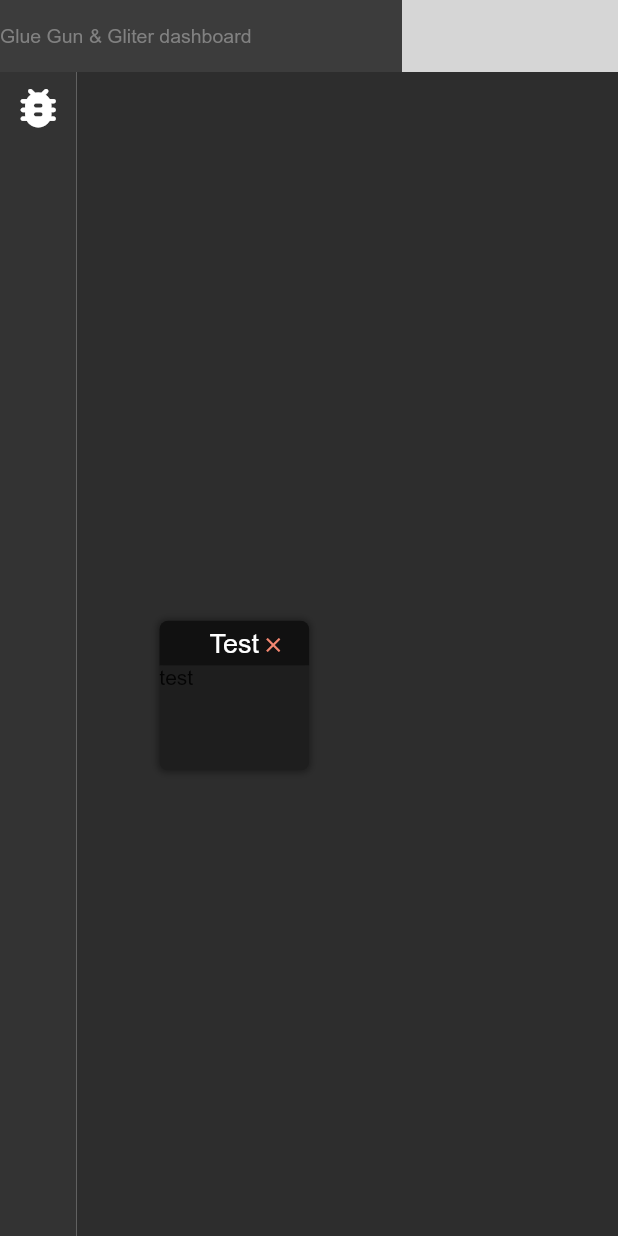
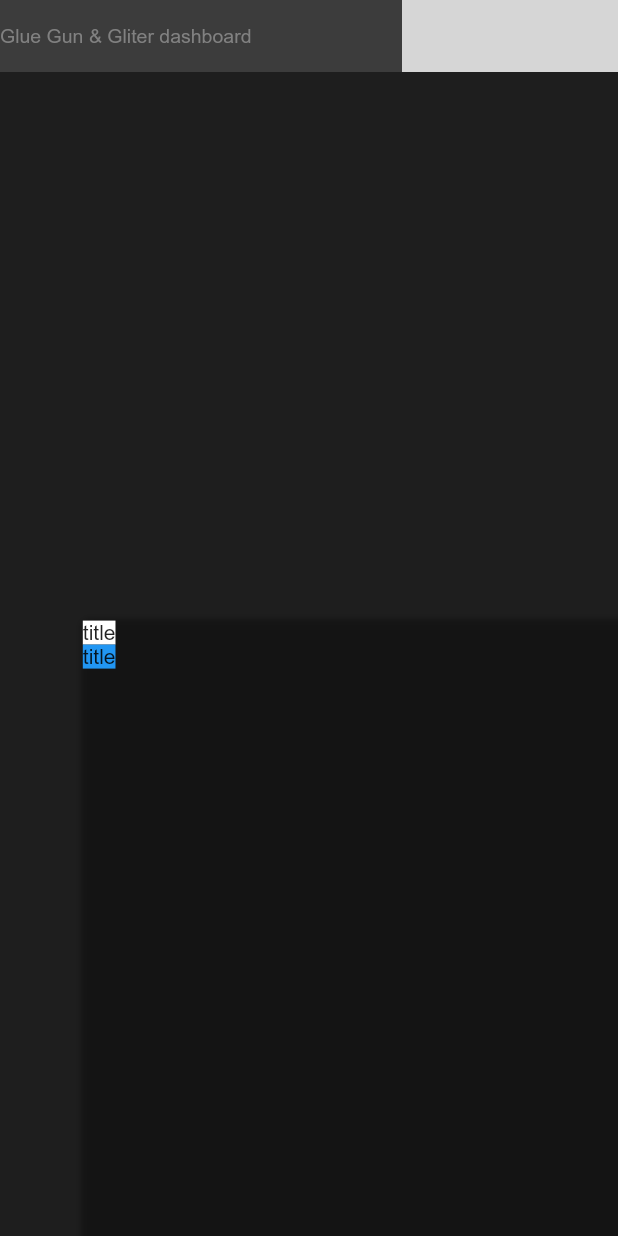
Before and after one commit to liad-inon/dashboard, a Flutter app: the screen it shows after launch, on a phone screen of 412 x 824 dp. Run offline on Flutter 3.47's test engine with Material 2 defaults, Android fonts, the phone set to English and light mode, and no system bars; missing offline and left inert: bitsdojo_window; grey boxes are pictures that could not be loaded.

Commit message:
local back end done, transfom dynamic done

```diff
--- a/lib/components/mdi_manager.dart
+++ /dev/null
@@ -1,27 +0,0 @@
-import 'package:flutter/material.dart';
-
-import 'mdi_controller.dart';
-
-class MdiManager extends StatefulWidget {
-  const MdiManager({Key? key, required this.mdiController}) : super(key: key);
-
-  final MdiController mdiController;
-
-  @override
-  _MdiManagerState createState() => _MdiManagerState();
-}
-
-class _MdiManagerState extends State<MdiManager> {
-  @override
-  Widget build(BuildContext context) {
-    return Stack(
-        children: widget.mdiController.windows.map((e) {
-      return Positioned(
-        left: e.x,
-        top: e.y,
-        key: e.key,
-        child: e,
-      );
-    }).toList());
-  }
-}
--- a/lib/components/resizable_window.dart
+++ b/lib/components/transform_dynamic/transform_dynamic.dart
@@ -1,61 +1,85 @@
 import 'package:dashboard/Constants.dart';
 import 'package:flutter/material.dart';
 
-double headerSize = 30;
-
-class ResizableWindow extends StatefulWidget {
-  ResizableWindow({
+class TransformDynamic extends StatefulWidget {
+  TransformDynamic({
     required this.body,
-    required this.title,
+    required this.titleBar,
     required this.defaultWidth,
     required this.defaultHeight,
-    required this.sizable,
-    required this.haveCloseButton,
+    required this.minWidth,
+    required this.minHeight,
+    required this.resizable,
+    required this.draggable,
+    this.decoration,
+    this.resizeDetectorsColor,
   }) : super(key: UniqueKey()) {
     currentHeight = defaultHeight;
     currentWidth = defaultWidth;
   }
 
   final Widget body;
-  final String title;
-  final bool sizable;
-  final bool haveCloseButton;
+  final Widget titleBar;
+  final bool resizable;
+  final bool draggable;
+  final BoxDecoration? decoration;
+  final Color? resizeDetectorsColor;
+  late double minWidth;
+  late double minHeight;
   late double currentHeight, defaultHeight = defaultHeight;
   late double currentWidth, defaultWidth = defaultWidth;
+
   late double x;
   late double y;
   late Function(double, double) onWindowDragged;
   late Function() onCloseButtonClicked;
 
   @override
-  _ResizableWindowState createState() => _ResizableWindowState();
+  _TransformDynamicState createState() => _TransformDynamicState();
 }
 
-class _ResizableWindowState extends State<ResizableWindow> {
+class _TransformDynamicState extends State<TransformDynamic> {
+  late double preWidth;
+  late double preHight;
+
+  @override
+  void initState() {
+    preWidth = widget.defaultWidth;
+    preHight = widget.defaultHeight;
+  }
+
   @override
   Widget build(BuildContext context) {
     return Container(
-      decoration: const BoxDecoration(
-        borderRadius: BorderRadius.all(Radius.circular(defaultBoarderRadius)),
-        boxShadow: [
-          BoxShadow(
-            color: Color(0x54000000),
-            spreadRadius: 1,
-            blurRadius: 3,
+      decoration: widget.decoration,
+      height: widget.currentHeight,
+      width: widget.currentWidth,
+      child: Stack(
+        children: [
+          Column(
+            crossAxisAlignment: CrossAxisAlignment.start,
+            children: [
+              (widget.draggable)
+                  ? _dragButton(widget.titleBar)
+                  : widget.titleBar,
+              widget.body,
+            ],
           ),
+          (widget.resizable) ? _resizeDetectors() : Container()
         ],
       ),
-      height: (widget.sizable) ? widget.currentHeight : widget.defaultHeight,
-      width: (widget.sizable) ? widget.currentWidth : widget.defaultWidth,
-      child: Stack(
+    );
+  }
+
+  Widget _dragButton(Widget child) => GestureDetector(
+        onPanUpdate: (tapInfo) {
+          widget.onWindowDragged(tapInfo.delta.dx, tapInfo.delta.dy);
+        },
+        child: child,
+      );
+
+  Widget _resizeDetectors() => Stack(
         children: [
-          ClipRRect(
-            borderRadius:
-                BorderRadius.all(Radius.circular(defaultBoarderRadius)),
-            child: Column(
-              children: [_header(), _body()],
-            ),
-          ),
           Positioned(
               right: 0,
               top: 0,
@@ -66,6 +90,7 @@ class _ResizableWindowState extends State<ResizableWindow> {
                   cursor: SystemMouseCursors.resizeLeftRight,
                   opaque: true,
                   child: Container(
+                    color: widget.resizeDetectorsColor,
                     width: 4,
                   ),
                 ),
@@ -80,6 +105,7 @@ class _ResizableWindowState extends State<ResizableWindow> {
                   cursor: SystemMouseCursors.resizeLeftRight,
                   opaque: true,
                   child: Container(
+                    color: widget.resizeDetectorsColor,
                     width: 4,
                   ),
                 ),
@@ -94,6 +120,7 @@ class _ResizableWindowState extends State<ResizableWindow> {
                   cursor: SystemMouseCursors.resizeUpDown,
                   opaque: true,
                   child: Container(
+                    color: widget.resizeDetectorsColor,
                     height: 4,
                   ),
                 ),
@@ -108,6 +135,7 @@ class _ResizableWindowState extends State<ResizableWindow> {
                   cursor: SystemMouseCursors.resizeUpDown,
                   opaque: true,
                   child: Container(
+                    color: widget.resizeDetectorsColor,
                     height: 4,
                   ),
                 ),
@@ -121,6 +149,7 @@ class _ResizableWindowState extends State<ResizableWindow> {
                   cursor: SystemMouseCursors.resizeUpLeftDownRight,
                   opaque: true,
                   child: Container(
+                    color: widget.resizeDetectorsColor,
                     height: 6,
                     width: 6,
                   ),
@@ -135,6 +164,7 @@ class _ResizableWindowState extends State<ResizableWindow> {
                   cursor: SystemMouseCursors.resizeUpRightDownLeft,
                   opaque: true,
                   child: Container(
+                    color: widget.resizeDetectorsColor,
                     height: 6,
                     width: 6,
                   ),
@@ -149,6 +179,7 @@ class _ResizableWindowState extends State<ResizableWindow> {
                   cursor: SystemMouseCursors.resizeUpRightDownLeft,
                   opaque: true,
                   child: Container(
+                    color: widget.resizeDetectorsColor,
                     height: 6,
                     width: 6,
                   ),
@@ -163,68 +194,20 @@ class _ResizableWindowState extends State<ResizableWindow> {
                   cursor: SystemMouseCursors.resizeUpLeftDownRight,
                   opaque: true,
                   child: Container(
+                    color: widget.resizeDetectorsColor,
                     height: 6,
                     width: 6,
                   ),
                 ),
               )),
         ],
-      ),
-    );
-  }
-
-  _header() {
-    return GestureDetector(
-      onPanUpdate: (tapInfo) {
-        widget.onWindowDragged(tapInfo.delta.dx, tapInfo.delta.dy);
-      },
-      child: Container(
-        width: (widget.sizable) ? widget.currentWidth : widget.defaultWidth,
-        height: headerSize,
-        color: const Color(0xff111111),
-        child: Stack(
-          alignment: AlignmentDirectional.centerEnd,
-          children: [
-            Center(
-              child: Text(
-                widget.title,
-                style: const TextStyle(
-                  color: Colors.white,
-                  fontSize: 18,
-                ),
-              ),
-            ),
-            IconButton(
-              onPressed: widget.onCloseButtonClicked,
-              icon: const Icon(
-                Icons.close,
-                color: Color(0xfff48771),
-                size: 16,
-              ),
-            )
-          ],
-        ),
-      ),
-    );
-  }
-
-  _body() {
-    return Container(
-      width: (widget.sizable) ? widget.currentWidth : widget.defaultWidth,
-      height: ((widget.sizable) ? widget.currentHeight : widget.defaultHeight) -
-          headerSize,
-      color: onBackroundColor,
-      child: widget.body,
-    );
-  }
+      );
 
   void _onHorizontalDragLeft(DragUpdateDetails details) {
     setState(() {
-      widget.currentWidth -= details.delta.dx;
-      if (widget.currentWidth < widget.defaultWidth) {
-        widget.currentWidth = widget.defaultWidth;
-      } else {
+      if ((widget.currentWidth - details.delta.dx) > widget.minWidth) {
         widget.onWindowDragged(details.delta.dx, 0);
+        widget.currentWidth -= details.delta.dx;
       }
     });
   }
@@ -232,8 +215,8 @@ class _ResizableWindowState extends State<ResizableWindow> {
   void _onHorizontalDragRight(DragUpdateDetails details) {
     setState(() {
       widget.currentWidth += details.delta.dx;
-      if (widget.currentWidth < widget.defaultWidth) {
-        widget.currentWidth = widget.defaultWidth;
+      if (widget.currentWidth < widget.minWidth) {
+        widget.currentWidth = widget.minWidth;
       }
     });
   }
@@ -241,18 +224,16 @@ class _ResizableWindowState extends State<ResizableWindow> {
   void _onHorizontalDragBottom(DragUpdateDetails details) {
     setState(() {
       widget.currentHeight += details.delta.dy;
-      if (widget.currentHeight < widget.defaultHeight) {
-        widget.currentHeight = widget.defaultHeight;
+      if (widget.currentHeight < widget.minHeight) {
+        widget.currentHeight = widget.minHeight;
       }
     });
   }
 
   void _onHorizontalDragTop(DragUpdateDetails details) {
     setState(() {
-      widget.currentHeight -= details.delta.dy;
-      if (widget.currentHeight < widget.defaultHeight) {
-        widget.currentHeight = widget.defaultHeight;
-      } else {
+      if ((widget.currentHeight - details.delta.dy) > widget.minHeight) {
+        widget.currentHeight -= details.delta.dy;
         widget.onWindowDragged(0, details.delta.dy);
       }
     });
--- /dev/null
+++ b/lib/components/transform_dynamic/transform_dynamic_builder.dart
@@ -0,0 +1,47 @@
+import 'package:dashboard/components/transform_dynamic/transform_dynamic.dart';
+import 'package:flutter/material.dart';
+
+import 'transform_dynamic_controller.dart';
+
+class TransformDynamicBuilder extends StatefulWidget {
+  const TransformDynamicBuilder({
+    Key? key,
+    required this.children,
+  }) : super(key: key);
+
+  final List<TransformDynamic> children;
+
+  @override
+  _TransformDynamicBuilderState createState() =>
+      _TransformDynamicBuilderState();
+}
+
+class _TransformDynamicBuilderState extends State<TransformDynamicBuilder> {
+  late TransformDynamicController controller;
+
+  @override
+  void initState() {
+    super.initState();
+
+    controller = TransformDynamicController(() {
+      setState(() {});
+    });
+
+    for (TransformDynamic child in widget.children) {
+      controller.add(child);
+    }
+  }
+
+  @override
+  Widget build(BuildContext context) {
+    return Stack(
+        children: controller.windows.map((e) {
+      return Positioned(
+        left: e.x,
+        top: e.y,
+        key: e.key,
+        child: e,
+      );
+    }).toList());
+  }
+}
--- /dev/null
+++ b/lib/components/transform_dynamic/transform_dynamic_controller.dart
@@ -0,0 +1,43 @@
+import 'dart:math';
+
+import 'package:flutter/material.dart';
+
+import 'transform_dynamic.dart';
+
+class TransformDynamicController {
+  TransformDynamicController(this._onUpdate);
+
+  List<TransformDynamic> _windows = List.empty(growable: true);
+
+  VoidCallback _onUpdate;
+
+  List<TransformDynamic> get windows => _windows;
+
+  void add(TransformDynamic transformDynamic) {
+    //Set initial position
+    var rng = new Random();
+    transformDynamic.x = rng.nextDouble() * 500;
+    transformDynamic.y = rng.nextDouble() * 500;
+
+    transformDynamic.onWindowDragged = (dx, dy) {
+      transformDynamic.x += dx;
+      transformDynamic.y += dy;
+
+      _windows.remove(transformDynamic);
+      _windows.add(transformDynamic);
+
+      _onUpdate();
+    };
+
+    transformDynamic.onCloseButtonClicked = () {
+      _windows.remove(transformDynamic);
+      _onUpdate();
+    };
+
+    //Add Window to List
+    _windows.add(transformDynamic);
+
+    // Update Widgets after adding the new App
+    _onUpdate();
+  }
+}
--- /dev/null
+++ b/lib/components/window.dart
@@ -0,0 +1,29 @@
+import 'package:dashboard/components/transform_dynamic/transform_dynamic.dart';
+import 'package:flutter/material.dart';
+
+import '../Constants.dart';
+
+class Window extends TransformDynamic {
+  Window()
+      : super(
+          body: Container(color: Colors.blue, child: Text('title')),
+          titleBar: Container(color: Colors.white, child: Text('title')),
+          minHeight: 100,
+          minWidth: 100,
+          defaultHeight: 500,
+          defaultWidth: 500,
+          resizable: true,
+          draggable: true,
+          decoration: const BoxDecoration(
+            borderRadius:
+                BorderRadius.all(Radius.circular(defaultBoarderRadius)),
+            boxShadow: [
+              BoxShadow(
+                color: Color(0x54000000),
+                spreadRadius: 1,
+                blurRadius: 3,
+              ),
+            ],
+          ),
+        );
+}
--- a/lib/main.dart
+++ b/lib/main.dart
@@ -1,11 +1,12 @@
+import 'dart:async';
+
 import 'package:bitsdojo_window/bitsdojo_window.dart';
 import 'package:dashboard/screen.dart';
 import 'package:flutter/material.dart';
-import 'package:flutter_js/flutter_js.dart';
 import 'Constants.dart';
+import 'models/api.dart';
 
 void main() {
-  final JavascriptRuntime jsRuntime = getJavascriptRuntime();
   runApp(const App());
 
   doWhenWindowReady(() {
--- a/lib/screen.dart
+++ b/lib/screen.dart
@@ -1,7 +1,10 @@
 import 'package:bitsdojo_window/bitsdojo_window.dart';
 import 'package:dashboard/Constants.dart';
-import 'package:dashboard/views/debug_view.dart';
+import 'package:dashboard/components/transform_dynamic/transform_dynamic.dart';
+import 'package:dashboard/components/window.dart';
 import 'package:flutter/material.dart';
+import 'components/transform_dynamic/transform_dynamic_builder.dart';
+import 'models/api.dart';
 
 WindowButtonColors windowButtonColors =
     WindowButtonColors(iconNormal: primaryColor);
@@ -14,34 +17,22 @@ class Screen extends StatefulWidget {
 }
 
 class _ScreenState extends State<Screen> {
-  Widget selectedView = const DebugView();
-
   @override
   Widget build(BuildContext context) {
     return Material(
+      child: Container(
+        color: backgroundColor,
         child: Column(
           mainAxisAlignment: MainAxisAlignment.start,
           children: [
             _windowsTitleBar(),
             Expanded(
-            child: Row(
-              children: [
-                _navBar([
-                  _navButton(
-                    view: const DebugView(),
-                    icon: Icons.bug_report_rounded,
-                  )
-                ]),
-                Expanded(
-                  child: Container(
-                    color: const Color(0xff2d2d2d),
-                    child: SizedBox(child: selectedView),
+              child: TransformDynamicBuilder(
+                children: [Window()],
               ),
             )
           ],
         ),
-          ),
-        ],
       ),
     );
   }
@@ -68,32 +59,4 @@ class _ScreenState extends State<Screen> {
           ),
         ),
       );
-
-  Widget _navBar(List<Widget> navButtons) => Container(
-        width: 51,
-        color: const Color(0xff333333),
-        child: Column(
-          children: navButtons,
-        ),
-      );
-
-  Widget _navButton({required Widget view, required IconData icon}) => InkWell(
-        child: Center(
-          child: Padding(
-            padding: const EdgeInsets.only(bottom: 6, top: 6),
-            child: Icon(
-              icon,
-              color: (selectedView.runtimeType == view.runtimeType)
-                  ? Colors.white
-                  : primaryColor,
-              size: 35,
-            ),
-          ),
-        ),
-        onTap: () {
-          setState(() {
-            selectedView = view;
-          });
-        },
-      );
 }
--- a/lib/views/debug_view.dart
+++ /dev/null
@@ -1,37 +0,0 @@
-import 'package:dashboard/components/mdi_controller.dart';
-import 'package:flutter/material.dart';
-import '../components/mdi_manager.dart';
-import '../components/resizable_window.dart';
-
-class DebugView extends StatefulWidget {
-  const DebugView({super.key});
-
-  @override
-  State<DebugView> createState() => _DebugViewState();
-}
-
-class _DebugViewState extends State<DebugView> {
-  late MdiController mdiController;
-
-  @override
-  void initState() {
-    super.initState();
-
-    mdiController = MdiController(() {
-      setState(() {});
-    });
-    mdiController.addWindow(
-      body: Text('test'),
-      title: 'Test',
-      defaultHeight: 100,
-      defaultWidth: 100,
-      sizable: false,
-      haveCloseButton: true,
-    );
-  }
-
-  @override
-  Widget build(BuildContext context) {
-    return MdiManager(mdiController: mdiController);
-  }
-}
--- a/pubspec.yaml
+++ b/pubspec.yaml
@@ -41,6 +41,8 @@ dependencies:
   matrix_gesture_detector: ^0.2.0-nullsafety.1
   js: ^0.6.5
   flutter_js: ^0.6.0
+  http: ^0.13.5
+  web_socket_channel: ^2.2.0
 
 dev_dependencies:
   flutter_test:
```
Also changed, not shown: lib/components/mdi_controller.dart (deleted, +0 -77 lines), lib/models/api.dart (added, +24 -0 lines), pubspec.lock, 3 other files. Lines whose indentation alone changed are shown as unchanged.
